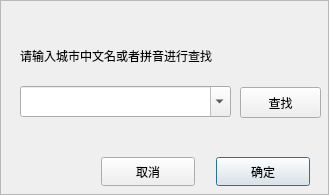
Qt form src/locationdialog.ui (UbuntuKylin/youker-assistant) before a commit.
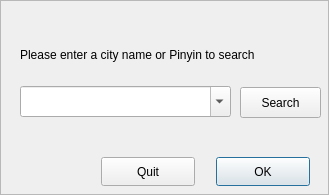
The same form after that commit. Icons and pictures are not drawn.

The edit to the form file:
```diff
--- a/src/locationdialog.ui
+++ b/src/locationdialog.ui
@@ -31,12 +31,12 @@
     <rect>
      <x>20</x>
      <y>40</y>
-     <width>251</width>
+     <width>301</width>
      <height>31</height>
     </rect>
    </property>
    <property name="text">
-    <string>请输入城市中文名或者拼音进行查找</string>
+    <string>&lt;html&gt;&lt;head/&gt;&lt;body&gt;&lt;p&gt;Please enter a city name or Pinyin to search&lt;/p&gt;&lt;/body&gt;&lt;/html&gt;</string>
    </property>
   </widget>
   <widget class="QFrame" name="frame">
@@ -72,7 +72,7 @@
 font: 11pt &quot;文泉驿微米黑&quot;;</string>
    </property>
    <property name="text">
-    <string>确定</string>
+    <string>OK</string>
    </property>
   </widget>
   <widget class="QPushButton" name="quitBtn">
@@ -89,7 +89,7 @@
 font: 11pt &quot;文泉驿微米黑&quot;;</string>
    </property>
    <property name="text">
-    <string>取消</string>
+    <string>Quit</string>
    </property>
   </widget>
   <widget class="QLabel" name="btn_close">
@@ -119,7 +119,7 @@
 font: 11pt &quot;文泉驿微米黑&quot;;</string>
    </property>
    <property name="text">
-    <string>查找</string>
+    <string>Search</string>
    </property>
   </widget>
   <zorder>frame</zorder>
```
